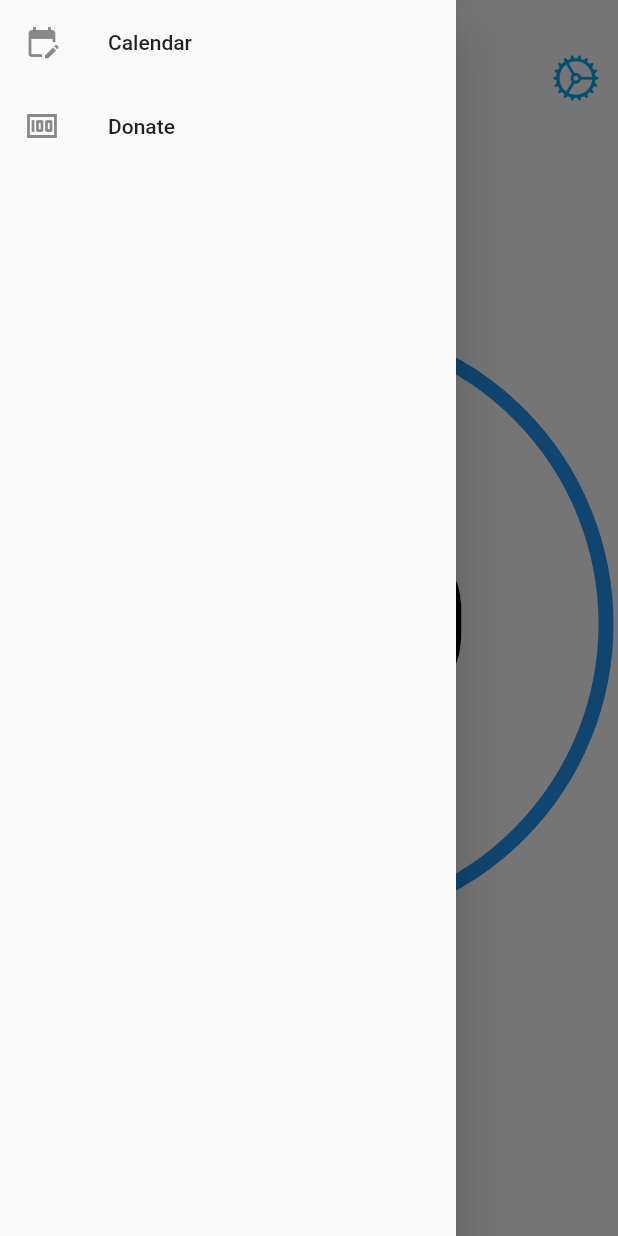
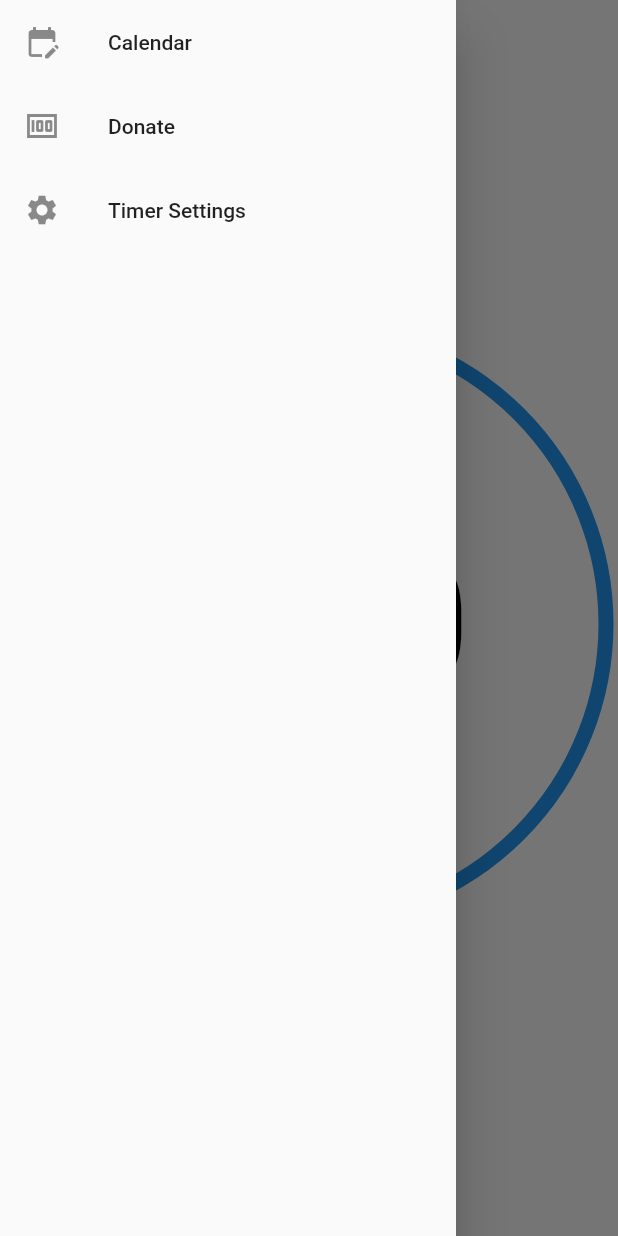
Before and after one commit to AlvinKuruvilla/stand-up, a Flutter app: the TimerPage screen opened directly, with the side drawer open, on a phone screen of 412 x 824 dp. Run offline on Flutter 3.47's test engine with Material 2 defaults, Android fonts, the phone set to English and light mode, and no system bars; our stand-ins replace introduction_screen.

Commit message:
move settings to sidebar

```diff
--- a/stand_up/lib/Pages/Timer/timer_page.dart
+++ b/stand_up/lib/Pages/Timer/timer_page.dart
@@ -1,6 +1,5 @@
 import 'package:flutter/material.dart';
 import 'package:stand_up/Widgets/animated_clock.dart';
-import 'package:flutter/cupertino.dart';
 import 'package:stand_up/Widgets/in_progress.dart';
 
 class TimerPage extends StatefulWidget {
@@ -42,39 +41,21 @@ class _TimerPageState extends State<TimerPage> {
                       MaterialPageRoute(
                           builder: (context) => const InProgressPage()));
                 },
+              ),
+              ListTile(
+                leading: const Icon(Icons.settings),
+                title: const Text("Timer Settings"),
+                onTap: () {
+                  Navigator.push(
+                      context,
+                      MaterialPageRoute(
+                          builder: (context) => const InProgressPage()));
+                },
               )
             ],
           ),
         ),
         backgroundColor: Colors.white,
-        body: const CountDownTimer(),
-        floatingActionButton: Container(
-          padding: const EdgeInsets.only(top: 40),
-          child: Align(
-            alignment: Alignment.topRight,
-            child: FloatingActionButton(
-              shape: const RoundedRectangleBorder(
-                  borderRadius: BorderRadius.only(
-                      topLeft: Radius.circular(0),
-                      topRight: Radius.circular(0),
-                      bottomLeft: Radius.circular(0),
-                      bottomRight: Radius.circular(45))),
-              elevation: 0.0,
-              backgroundColor: Colors.white,
-              onPressed: () {
-                Navigator.push(
-                    context,
-                    MaterialPageRoute(
-                        builder: (context) => const InProgressPage()));
-              },
-              child: const Icon(
-                CupertinoIcons.settings_solid,
-                color: Colors.lightBlue,
-                size: 32,
-              ),
-            ),
-          ),
-        ),
-        floatingActionButtonLocation: FloatingActionButtonLocation.centerFloat);
+        body: const CountDownTimer());
   }
 }
```
